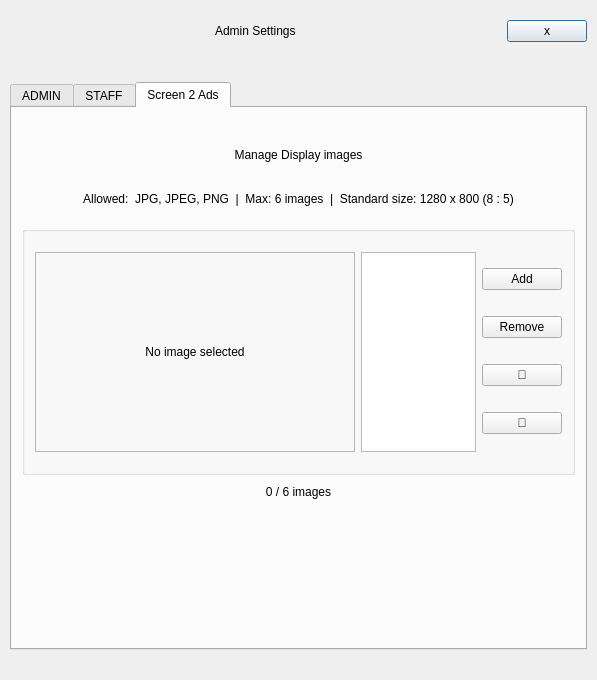
First picture: the form in Project/ui/admin_menu.ui, repository Selvam-T/POS, before the edit.
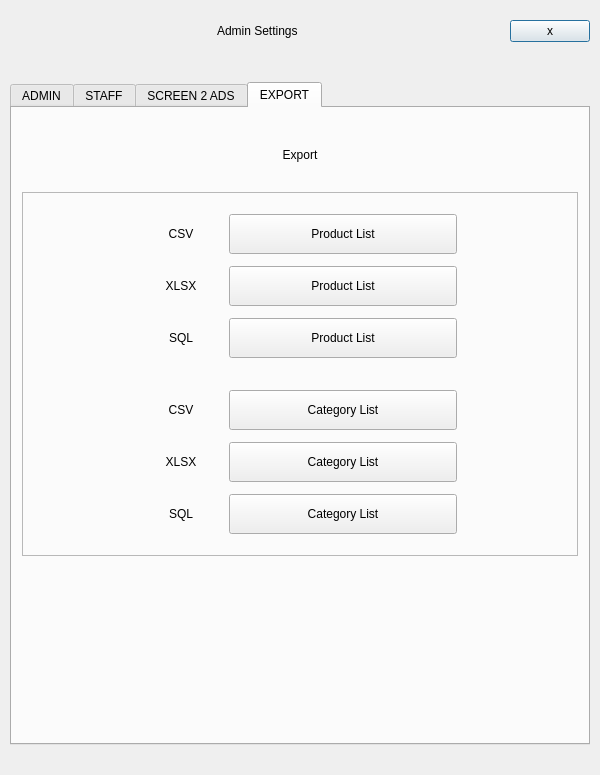
Second picture: the form after the edit.

Commit message: admin_menu EXPORT TAB added in .ui

```diff
--- a/Project/ui/admin_menu.ui
+++ b/Project/ui/admin_menu.ui
@@ -6,8 +6,8 @@
    <rect>
     <x>0</x>
     <y>0</y>
-    <width>597</width>
-    <height>680</height>
+    <width>600</width>
+    <height>775</height>
    </rect>
   </property>
   <property name="sizePolicy">
@@ -19,7 +19,7 @@
   <property name="minimumSize">
    <size>
     <width>0</width>
-    <height>680</height>
+    <height>775</height>
    </size>
   </property>
   <layout class="QVBoxLayout" name="mainVerticalLayout">
@@ -130,7 +130,7 @@
       <enum>QTabWidget::North</enum>
      </property>
      <property name="currentIndex">
-      <number>2</number>
+      <number>3</number>
      </property>
      <property name="documentMode">
       <bool>false</bool>
@@ -661,7 +661,7 @@
      </widget>
      <widget class="QWidget" name="tabScreen2">
       <attribute name="title">
-       <string>Screen 2 Ads</string>
+       <string>SCREEN 2 ADS</string>
       </attribute>
       <layout class="QVBoxLayout" name="tabScreen2Layout">
        <property name="spacing">
@@ -904,7 +904,7 @@
          <property name="sizeHint" stdset="0">
           <size>
            <width>20</width>
-           <height>10</height>
+           <height>20</height>
           </size>
          </property>
         </spacer>
@@ -921,6 +921,524 @@
        </item>
       </layout>
      </widget>
+     <widget class="QWidget" name="tabExport">
+      <attribute name="title">
+       <string>EXPORT</string>
+      </attribute>
+      <layout class="QVBoxLayout" name="verticalLayout_tabExport">
+       <property name="spacing">
+        <number>10</number>
+       </property>
+       <property name="leftMargin">
+        <number>10</number>
+       </property>
+       <property name="topMargin">
+        <number>20</number>
+       </property>
+       <property name="rightMargin">
+        <number>10</number>
+       </property>
+       <property name="bottomMargin">
+        <number>20</number>
+       </property>
+       <item>
+        <spacer name="verticalSpacer_15">
+         <property name="orientation">
+          <enum>Qt::Vertical</enum>
+         </property>
+         <property name="sizeType">
+          <enum>QSizePolicy::Fixed</enum>
+         </property>
+         <property name="sizeHint" stdset="0">
+          <size>
+           <width>20</width>
+           <height>20</height>
+          </size>
+         </property>
+        </spacer>
+       </item>
+       <item>
+        <widget class="QLabel" name="exportHeaderLabel2">
+         <property name="text">
+          <string>Export</string>
+         </property>
+         <property name="alignment">
+          <set>Qt::AlignCenter</set>
+         </property>
+        </widget>
+       </item>
+       <item>
+        <spacer name="verticalSpacer_16">
+         <property name="orientation">
+          <enum>Qt::Vertical</enum>
+         </property>
+         <property name="sizeType">
+          <enum>QSizePolicy::Fixed</enum>
+         </property>
+         <property name="sizeHint" stdset="0">
+          <size>
+           <width>20</width>
+           <height>20</height>
+          </size>
+         </property>
+        </spacer>
+       </item>
+       <item>
+        <widget class="QFrame" name="exportFrame">
+         <property name="frameShape">
+          <enum>QFrame::StyledPanel</enum>
+         </property>
+         <property name="frameShadow">
+          <enum>QFrame::Raised</enum>
+         </property>
+         <layout class="QVBoxLayout" name="verticalLayout_exportFrame">
+          <property name="spacing">
+           <number>10</number>
+          </property>
+          <property name="leftMargin">
+           <number>120</number>
+          </property>
+          <property name="topMargin">
+           <number>20</number>
+          </property>
+          <property name="rightMargin">
+           <number>120</number>
+          </property>
+          <property name="bottomMargin">
+           <number>20</number>
+          </property>
+          <item>
+           <widget class="QFrame" name="csvExportFrame">
+            <property name="minimumSize">
+             <size>
+              <width>0</width>
+              <height>42</height>
+             </size>
+            </property>
+            <property name="frameShape">
+             <enum>QFrame::NoFrame</enum>
+            </property>
+            <property name="frameShadow">
+             <enum>QFrame::Plain</enum>
+            </property>
+            <layout class="QHBoxLayout" name="horizontalLayout_exportCsvFrame" stretch="1,3">
+             <property name="spacing">
+              <number>10</number>
+             </property>
+             <property name="leftMargin">
+              <number>0</number>
+             </property>
+             <property name="topMargin">
+              <number>0</number>
+             </property>
+             <property name="rightMargin">
+              <number>0</number>
+             </property>
+             <property name="bottomMargin">
+              <number>0</number>
+             </property>
+             <item>
+              <widget class="QLabel" name="csvExportLabel">
+               <property name="minimumSize">
+                <size>
+                 <width>0</width>
+                 <height>40</height>
+                </size>
+               </property>
+               <property name="text">
+                <string>CSV</string>
+               </property>
+               <property name="alignment">
+                <set>Qt::AlignCenter</set>
+               </property>
+              </widget>
+             </item>
+             <item>
+              <widget class="QPushButton" name="csvExportBtn">
+               <property name="minimumSize">
+                <size>
+                 <width>0</width>
+                 <height>40</height>
+                </size>
+               </property>
+               <property name="text">
+                <string>Product List</string>
+               </property>
+              </widget>
+             </item>
+            </layout>
+           </widget>
+          </item>
+          <item>
+           <widget class="QFrame" name="xlsxExportFrame">
+            <property name="minimumSize">
+             <size>
+              <width>0</width>
+              <height>42</height>
+             </size>
+            </property>
+            <property name="frameShape">
+             <enum>QFrame::NoFrame</enum>
+            </property>
+            <property name="frameShadow">
+             <enum>QFrame::Plain</enum>
+            </property>
+            <layout class="QHBoxLayout" name="horizontalLayout_exportXlsxFrame" stretch="1,3">
+             <property name="spacing">
+              <number>10</number>
+             </property>
+             <property name="leftMargin">
+              <number>0</number>
+             </property>
+             <property name="topMargin">
+              <number>0</number>
+             </property>
+             <property name="rightMargin">
+              <number>0</number>
+             </property>
+             <property name="bottomMargin">
+              <number>0</number>
+             </property>
+             <item>
+              <widget class="QLabel" name="xlsxExportLabel">
+               <property name="minimumSize">
+                <size>
+                 <width>0</width>
+                 <height>40</height>
+                </size>
+               </property>
+               <property name="text">
+                <string>XLSX</string>
+               </property>
+               <property name="alignment">
+                <set>Qt::AlignCenter</set>
+               </property>
+              </widget>
+             </item>
+             <item>
+              <widget class="QPushButton" name="xlsxExportBtn">
+               <property name="minimumSize">
+                <size>
+                 <width>0</width>
+                 <height>40</height>
+                </size>
+               </property>
+               <property name="text">
+                <string>Product List</string>
+               </property>
+              </widget>
+             </item>
+            </layout>
+           </widget>
+          </item>
+          <item>
+           <widget class="QFrame" name="sqlExportFrame">
+            <property name="minimumSize">
+             <size>
+              <width>0</width>
+              <height>42</height>
+             </size>
+            </property>
+            <property name="frameShape">
+             <enum>QFrame::NoFrame</enum>
+            </property>
+            <property name="frameShadow">
+             <enum>QFrame::Plain</enum>
+            </property>
+            <layout class="QHBoxLayout" name="horizontalLayout_exportSqlFrame" stretch="1,3">
+             <property name="spacing">
+              <number>10</number>
+             </property>
+             <property name="leftMargin">
+              <number>0</number>
+             </property>
+             <property name="topMargin">
+              <number>0</number>
+             </property>
+             <property name="rightMargin">
+              <number>0</number>
+             </property>
+             <property name="bottomMargin">
+              <number>0</number>
+             </property>
+             <item>
+              <widget class="QLabel" name="sqlExportLabel">
+               <property name="minimumSize">
+                <size>
+                 <width>0</width>
+                 <height>40</height>
+                </size>
+               </property>
+               <property name="text">
+                <string>SQL</string>
+               </property>
+               <property name="alignment">
+                <set>Qt::AlignCenter</set>
+               </property>
+              </widget>
+             </item>
+             <item>
+              <widget class="QPushButton" name="sqlExportBtn">
+               <property name="minimumSize">
+                <size>
+                 <width>0</width>
+                 <height>40</height>
+                </size>
+               </property>
+               <property name="text">
+                <string>Product List</string>
+               </property>
+              </widget>
+             </item>
+            </layout>
+           </widget>
+          </item>
+          <item>
+           <spacer name="verticalSpacer_18">
+            <property name="orientation">
+             <enum>Qt::Vertical</enum>
+            </property>
+            <property name="sizeType">
+             <enum>QSizePolicy::Fixed</enum>
+            </property>
+            <property name="sizeHint" stdset="0">
+             <size>
+              <width>20</width>
+              <height>20</height>
+             </size>
+            </property>
+           </spacer>
+          </item>
+          <item>
+           <widget class="QFrame" name="csv2ExportFrame">
+            <property name="minimumSize">
+             <size>
+              <width>0</width>
+              <height>42</height>
+             </size>
+            </property>
+            <property name="frameShape">
+             <enum>QFrame::NoFrame</enum>
+            </property>
+            <property name="frameShadow">
+             <enum>QFrame::Plain</enum>
+            </property>
+            <layout class="QHBoxLayout" name="horizontalLayout_exportCsv2Frame" stretch="1,3">
+             <property name="spacing">
+              <number>10</number>
+             </property>
+             <property name="leftMargin">
+              <number>0</number>
+             </property>
+             <property name="topMargin">
+              <number>0</number>
+             </property>
+             <property name="rightMargin">
+              <number>0</number>
+             </property>
+             <property name="bottomMargin">
+              <number>0</number>
+             </property>
+             <item>
+              <widget class="QLabel" name="csv2ExportLabel">
+               <property name="minimumSize">
+                <size>
+                 <width>0</width>
+                 <height>40</height>
+                </size>
+               </property>
+               <property name="text">
+                <string>CSV</string>
+               </property>
+               <property name="alignment">
+                <set>Qt::AlignCenter</set>
+               </property>
+              </widget>
+             </item>
+             <item>
+              <widget class="QPushButton" name="csv2ExportBtn">
+               <property name="minimumSize">
+                <size>
+                 <width>0</width>
+                 <height>40</height>
+                </size>
+               </property>
+               <property name="text">
+                <string>Category List</string>
+               </property>
+              </widget>
+             </item>
+            </layout>
+           </widget>
+          </item>
+          <item>
+           <widget class="QFrame" name="xlsx2ExportFrame">
+            <property name="minimumSize">
+             <size>
+              <width>0</width>
+              <height>42</height>
+             </size>
+            </property>
+            <property name="frameShape">
+             <enum>QFrame::NoFrame</enum>
+            </property>
+            <property name="frameShadow">
+             <enum>QFrame::Plain</enum>
+            </property>
+            <layout class="QHBoxLayout" name="horizontalLayout_exportXlsx2Frame" stretch="1,3">
+             <property name="spacing">
+              <number>10</number>
+             </property>
+             <property name="leftMargin">
+              <number>0</number>
+             </property>
+             <property name="topMargin">
+              <number>0</number>
+             </property>
+             <property name="rightMargin">
+              <number>0</number>
+             </property>
+             <property name="bottomMargin">
+              <number>0</number>
+             </property>
+             <item>
+              <widget class="QLabel" name="xlsx2ExportLabel">
+               <property name="minimumSize">
+                <size>
+                 <width>0</width>
+                 <height>40</height>
+                </size>
+               </property>
+               <property name="text">
+                <string>XLSX</string>
+               </property>
+               <property name="alignment">
+                <set>Qt::AlignCenter</set>
+               </property>
+              </widget>
+             </item>
+             <item>
+              <widget class="QPushButton" name="xlsx2ExportBtn">
+               <property name="minimumSize">
+                <size>
+                 <width>0</width>
+                 <height>40</height>
+                </size>
+               </property>
+               <property name="text">
+                <string>Category List</string>
+               </property>
+              </widget>
+             </item>
+            </layout>
+           </widget>
+          </item>
+          <item>
+           <widget class="QFrame" name="sql2ExportFrame">
+            <property name="minimumSize">
+             <size>
+              <width>0</width>
+              <height>42</height>
+             </size>
+            </property>
+            <property name="frameShape">
+             <enum>QFrame::NoFrame</enum>
+            </property>
+            <property name="frameShadow">
+             <enum>QFrame::Plain</enum>
+            </property>
+            <layout class="QHBoxLayout" name="horizontalLayout_exportSql2Frame" stretch="1,3">
+             <property name="spacing">
+              <number>10</number>
+             </property>
+             <property name="leftMargin">
+              <number>0</number>
+             </property>
+             <property name="topMargin">
+              <number>0</number>
+             </property>
+             <property name="rightMargin">
+              <number>0</number>
+             </property>
+             <property name="bottomMargin">
+              <number>0</number>
+             </property>
+             <item>
+              <widget class="QLabel" name="sql2ExportLabel">
+               <property name="minimumSize">
+                <size>
+                 <width>0</width>
+                 <height>40</height>
+                </size>
+               </property>
+               <property name="text">
+                <string>SQL</string>
+               </property>
+               <property name="alignment">
+                <set>Qt::AlignCenter</set>
+               </property>
+              </widget>
+             </item>
+             <item>
+              <widget class="QPushButton" name="sql2ExportBtn">
+               <property name="minimumSize">
+                <size>
+                 <width>0</width>
+                 <height>40</height>
+                </size>
+               </property>
+               <property name="text">
+                <string>Category List</string>
+               </property>
+              </widget>
+             </item>
+            </layout>
+           </widget>
+          </item>
+         </layout>
+        </widget>
+       </item>
+       <item>
+        <spacer name="verticalSpacer_17">
+         <property name="orientation">
+          <enum>Qt::Vertical</enum>
+         </property>
+         <property name="sizeType">
+          <enum>QSizePolicy::Fixed</enum>
+         </property>
+         <property name="sizeHint" stdset="0">
+          <size>
+           <width>20</width>
+           <height>10</height>
+          </size>
+         </property>
+        </spacer>
+       </item>
+       <item>
+        <widget class="QLabel" name="exportStatusLabel">
+         <property name="text">
+          <string/>
+         </property>
+         <property name="alignment">
+          <set>Qt::AlignCenter</set>
+         </property>
+        </widget>
+       </item>
+       <item>
+        <spacer name="verticalSpacer_19">
+         <property name="orientation">
+          <enum>Qt::Vertical</enum>
+         </property>
+         <property name="sizeHint" stdset="0">
+          <size>
+           <width>20</width>
+           <height>20</height>
+          </size>
+         </property>
+        </spacer>
+       </item>
+      </layout>
+     </widget>
     </widget>
    </item>
   </layout>
```
Left out of the diff: 15 changed lines with no effect on the pictures. The commit also changes 3 other files.
